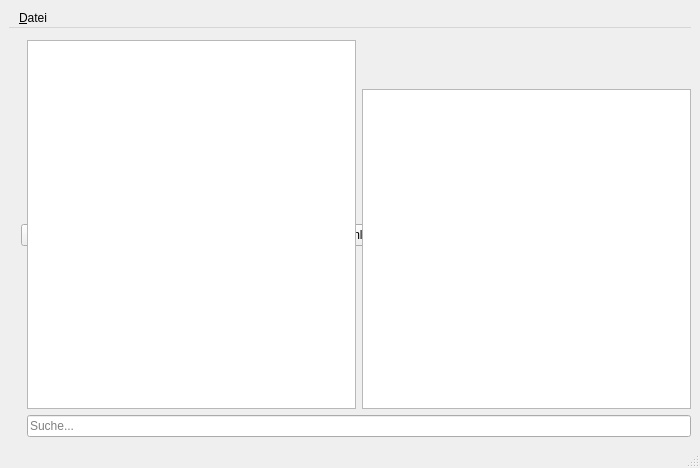
Qt form main.ui (Fulgen301/ccan_viewer) before a commit.
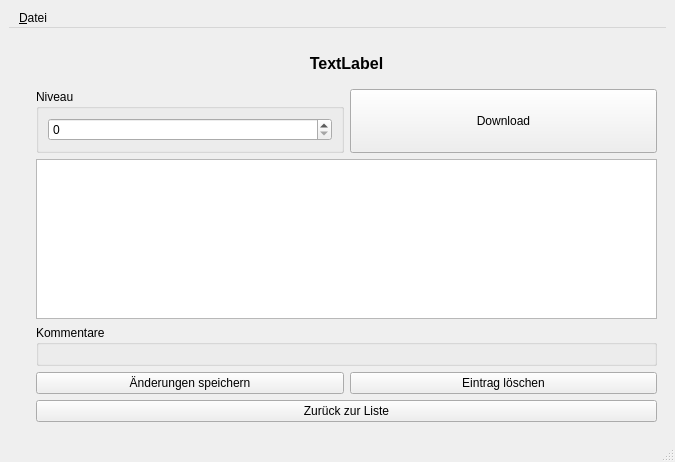
The same form after that commit. The open tabs and pages were chosen to show the change. Icons and pictures are not drawn.

The edit to the form file:
```diff
--- a/main.ui
+++ b/main.ui
@@ -6,8 +6,8 @@
    <rect>
     <x>0</x>
     <y>0</y>
-    <width>700</width>
-    <height>468</height>
+    <width>675</width>
+    <height>462</height>
    </rect>
   </property>
   <property name="windowTitle">
@@ -37,75 +37,197 @@
       <addaction name="menuDatei"/>
      </widget>
     </item>
-    <item row="5" column="2" rowspan="2" colspan="2">
-     <widget class="QPushButton" name="btnDownload">
-      <property name="text">
-       <string>Download</string>
-      </property>
-     </widget>
-    </item>
     <item row="6" column="3">
-     <layout class="QGridLayout" name="gridLayout">
-      <item row="1" column="1">
-       <widget class="QLabel" name="lblAuthor">
-        <property name="font">
-         <font>
-          <italic>false</italic>
-         </font>
-        </property>
-        <property name="autoFillBackground">
-         <bool>true</bool>
-        </property>
-        <property name="text">
-         <string/>
-        </property>
-        <property name="alignment">
-         <set>Qt::AlignCenter</set>
-        </property>
-       </widget>
-      </item>
-      <item row="3" column="1">
-       <widget class="QTextBrowser" name="txtDescription">
-        <property name="openExternalLinks">
-         <bool>true</bool>
-        </property>
-       </widget>
-      </item>
-      <item row="4" column="0" colspan="2">
-       <widget class="QLineEdit" name="txtSearch">
-        <property name="placeholderText">
-         <string>Suche...</string>
-        </property>
-       </widget>
-      </item>
-      <item row="0" column="1">
-       <widget class="QLabel" name="lblTitle">
-        <property name="font">
-         <font>
-          <pointsize>11</pointsize>
-          <weight>75</weight>
-          <bold>true</bold>
-         </font>
-        </property>
-        <property name="autoFillBackground">
-         <bool>true</bool>
-        </property>
-        <property name="text">
-         <string/>
-        </property>
-        <property name="alignment">
-         <set>Qt::AlignCenter</set>
-        </property>
-       </widget>
-      </item>
-      <item row="0" column="0" rowspan="4">
-       <widget class="QListWidget" name="lsEntries">
-        <property name="styleSheet">
-         <string notr="true">QListItemWidget[larry=&quot;true&quot;]	{color: blue;}</string>
-        </property>
-       </widget>
-      </item>
-     </layout>
+     <widget class="QStackedWidget" name="mainStack">
+      <property name="currentIndex">
+       <number>0</number>
+      </property>
+      <widget class="QWidget" name="pgEntryList">
+       <layout class="QGridLayout" name="gridLayout">
+        <item row="5" column="0" colspan="2">
+         <widget class="QLineEdit" name="txtSearch">
+          <property name="placeholderText">
+           <string>Suche...</string>
+          </property>
+         </widget>
+        </item>
+        <item row="3" column="1">
+         <widget class="QTextBrowser" name="txtDescription">
+          <property name="openExternalLinks">
+           <bool>true</bool>
+          </property>
+         </widget>
+        </item>
+        <item row="0" column="0" rowspan="5">
+         <widget class="QListWidget" name="lsEntries">
+          <property name="styleSheet">
+           <string notr="true">QListItemWidget[larry=&quot;true&quot;]	{color: blue;}</string>
+          </property>
+         </widget>
+        </item>
+        <item row="1" column="1">
+         <widget class="QLabel" name="lblAuthor">
+          <property name="font">
+           <font>
+            <italic>false</italic>
+           </font>
+          </property>
+          <property name="autoFillBackground">
+           <bool>true</bool>
+          </property>
+          <property name="text">
+           <string/>
+          </property>
+          <property name="alignment">
+           <set>Qt::AlignCenter</set>
+          </property>
+         </widget>
+        </item>
+        <item row="4" column="1">
+         <widget class="QPushButton" name="btnDownload">
+          <property name="text">
+           <string>Download</string>
+          </property>
+         </widget>
+        </item>
+        <item row="0" column="1">
+         <widget class="QLabel" name="lblTitle">
+          <property name="font">
+           <font>
+            <pointsize>11</pointsize>
+            <weight>75</weight>
+            <bold>true</bold>
+           </font>
+          </property>
+          <property name="autoFillBackground">
+           <bool>true</bool>
+          </property>
+          <property name="text">
+           <string/>
+          </property>
+          <property name="alignment">
+           <set>Qt::AlignCenter</set>
+          </property>
+         </widget>
+        </item>
+       </layout>
+      </widget>
+      <widget class="QWidget" name="pgEntry">
+       <layout class="QGridLayout" name="gridLayout_5">
+        <item row="0" column="1">
+         <layout class="QGridLayout" name="gridLayout_4">
+          <item row="5" column="0">
+           <widget class="QPushButton" name="e_btnUpdate">
+            <property name="text">
+             <string>Änderungen speichern</string>
+            </property>
+           </widget>
+          </item>
+          <item row="0" column="0" colspan="2">
+           <widget class="QLabel" name="e_lblTitle">
+            <property name="minimumSize">
+             <size>
+              <width>0</width>
+              <height>40</height>
+             </size>
+            </property>
+            <property name="font">
+             <font>
+              <pointsize>12</pointsize>
+              <weight>75</weight>
+              <bold>true</bold>
+             </font>
+            </property>
+            <property name="text">
+             <string>TextLabel</string>
+            </property>
+            <property name="alignment">
+             <set>Qt::AlignCenter</set>
+            </property>
+           </widget>
+          </item>
+          <item row="2" column="0" colspan="2">
+           <widget class="QTextBrowser" name="e_txtDescription">
+            <property name="readOnly">
+             <bool>true</bool>
+            </property>
+           </widget>
+          </item>
+          <item row="1" column="1">
+           <widget class="QPushButton" name="e_btnDownload">
+            <property name="sizePolicy">
+             <sizepolicy hsizetype="Minimum" vsizetype="Minimum">
+              <horstretch>0</horstretch>
+              <verstretch>0</verstretch>
+             </sizepolicy>
+            </property>
+            <property name="text">
+             <string>Download</string>
+            </property>
+            <property name="icon">
+             <iconset theme="download">
+              <normaloff>.</normaloff>.</iconset>
+            </property>
+            <property name="autoExclusive">
+             <bool>false</bool>
+            </property>
+            <property name="flat">
+             <bool>false</bool>
+            </property>
+           </widget>
+          </item>
+          <item row="4" column="0" colspan="2">
+           <widget class="QGroupBox" name="groupBox_2">
+            <property name="title">
+             <string>Kommentare</string>
+            </property>
+            <layout class="QGridLayout" name="gridLayout_7">
+             <item row="0" column="0">
+              <layout class="QGridLayout" name="e_layComments"/>
+             </item>
+            </layout>
+           </widget>
+          </item>
+          <item row="1" column="0">
+           <widget class="QGroupBox" name="groupBox">
+            <property name="minimumSize">
+             <size>
+              <width>0</width>
+              <height>0</height>
+             </size>
+            </property>
+            <property name="title">
+             <string>Niveau</string>
+            </property>
+            <layout class="QVBoxLayout" name="verticalLayout_2">
+             <item>
+              <widget class="QSpinBox" name="spnNiveau"/>
+             </item>
+             <item>
+              <layout class="QVBoxLayout" name="verticalLayout"/>
+             </item>
+            </layout>
+           </widget>
+          </item>
+          <item row="5" column="1">
+           <widget class="QPushButton" name="e_btnDelete">
+            <property name="text">
+             <string>Eintrag löschen</string>
+            </property>
+           </widget>
+          </item>
+          <item row="6" column="0" colspan="2">
+           <widget class="QPushButton" name="e_btnBack">
+            <property name="text">
+             <string>Zurück zur Liste</string>
+            </property>
+           </widget>
+          </item>
+         </layout>
+        </item>
+       </layout>
+      </widget>
+     </widget>
     </item>
    </layout>
   </widget>
```
Left out of the diff: 8 changed lines with no effect on the pictures.
